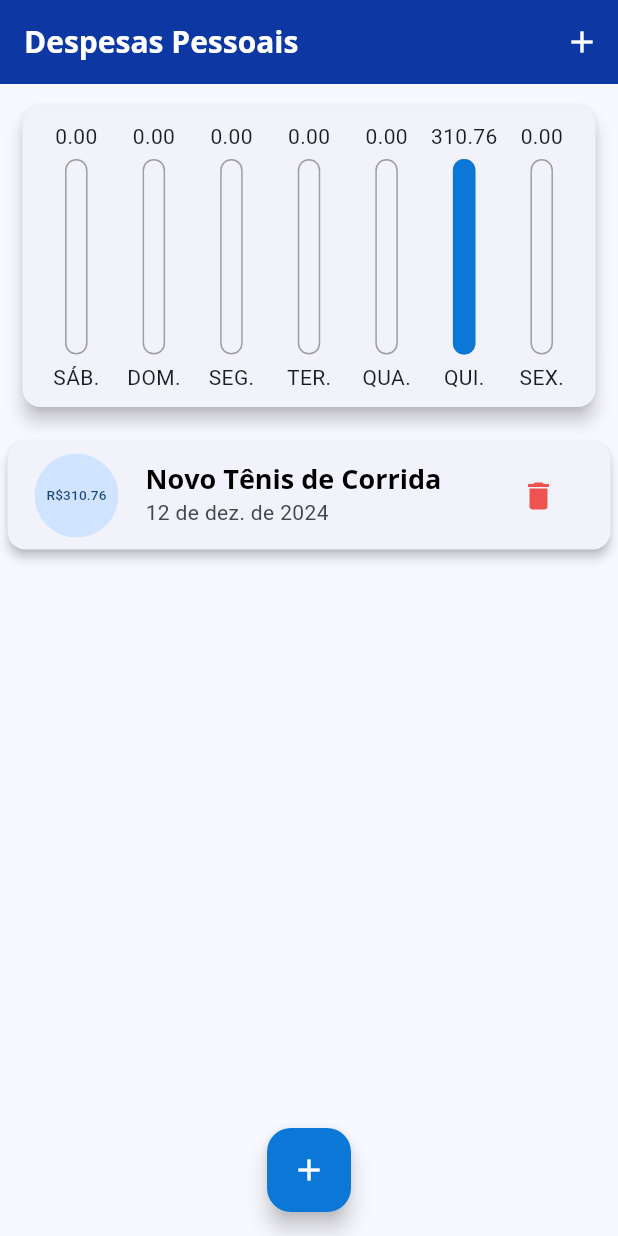
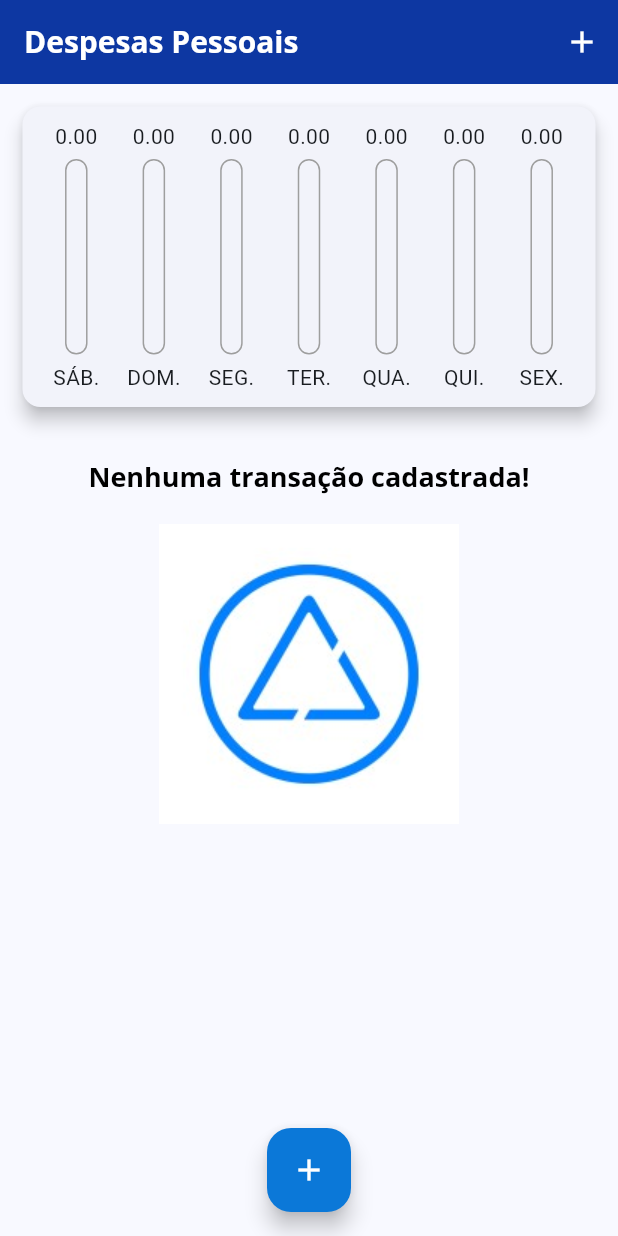
Before and after one commit to Jooaomarcelo/despesas-app, a Flutter app: the screen it shows after launch, on a phone screen of 412 x 824 dp. Run offline on Flutter 3.47's test engine with Material 3 defaults, Android fonts, the light colour scheme and no system bars.

Commit message:
Changed image in background and color of the value circle

```diff
--- a/lib/components/transaction_list.dart
+++ b/lib/components/transaction_list.dart
@@ -32,7 +32,7 @@ class TransactionList extends StatelessWidget {
               SizedBox(
                 height: 200,
                 child: Image.asset(
-                  'assets/images/waiting.png',
+                  'assets/images/LogoAzul.jpeg',
                   fit: BoxFit.cover,
                 ),
               ),
@@ -67,11 +67,13 @@ class TransactionList extends StatelessWidget {
                   ),
                   child: ListTile(
                     leading: CircleAvatar(
+                      backgroundColor: Theme.of(context).colorScheme.primary,
+                      foregroundColor: Theme.of(context).colorScheme.onPrimary,
                       radius: 30,
                       child: Padding(
                         padding: const EdgeInsets.all(10),
                         child: FittedBox(
-                          child: Text('R\$${tr.value}'),
+                          child: Text('R\$${tr.value.toStringAsFixed(2)}'),
                         ),
                       ),
                     ),
--- a/lib/main.dart
+++ b/lib/main.dart
@@ -17,6 +17,7 @@ class ExpensesApp extends StatelessWidget {
       colorScheme: ColorScheme.fromSeed(
         seedColor: Colors.blue,
         primary: const Color.fromRGBO(11, 120, 216, 1),
+        onPrimary: Colors.white,
         secondary: Colors.amber,
         error: Colors.red[400],
       ),
@@ -71,14 +72,7 @@ class MyHomePage extends StatefulWidget {
 }
 
 class _MyHomePageState extends State<MyHomePage> {
-  final List<Transaction> _transactions = [
-    Transaction(
-      id: '1',
-      title: 'Novo Tênis de Corrida',
-      value: 310.76,
-      date: DateTime.now().subtract(const Duration(days: 1)),
-    ),
-  ];
+  final List<Transaction> _transactions = [];
 
   List<Transaction> get _recentTransactions {
     return _transactions.where((transaction) {
--- a/pubspec.yaml
+++ b/pubspec.yaml
@@ -62,7 +62,7 @@ flutter:
 
   # To add assets to your application, add an assets section, like this:
   assets:
-    - assets/images/waiting.png
+    - assets/images/LogoAzul.jpeg
   #   - images/a_dot_ham.jpeg
 
   # An image asset can refer to one or more resolution-specific "variants", see
```
Also changed, not shown: assets/images/LogoAzul.jpeg (added), assets/images/waiting.png (deleted).
